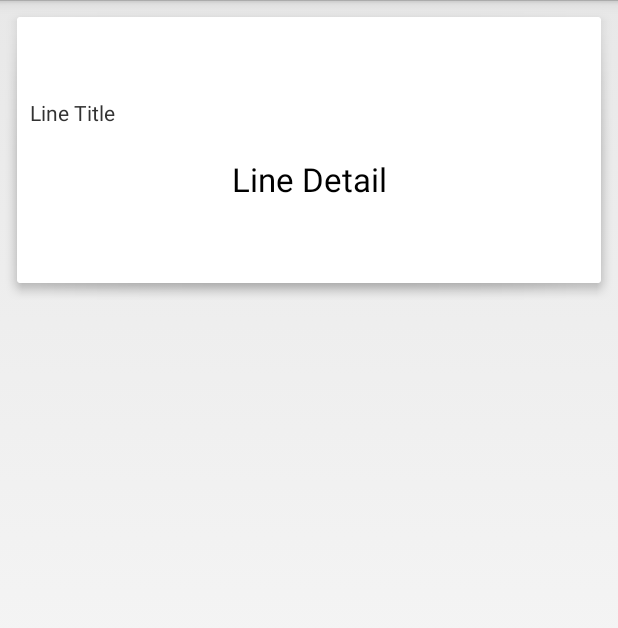
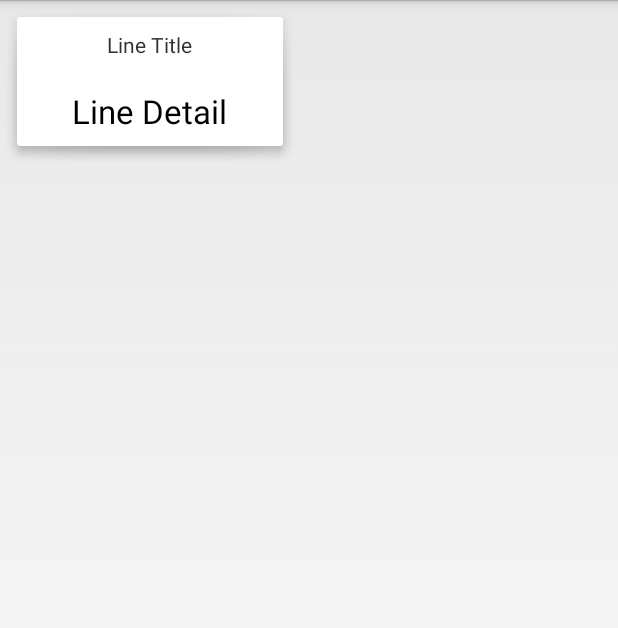
Before and after one commit to twiceyuan/WeatherCard, an Android app: the layout weather_detail_card.xml on its own in the app's theme, with its tools: preview values and no code run, on a phone screen of 412 x 824 dp. Shown: the top 628 px of the screen. Run offline under Robolectric (Android 15) with nearby library versions, the phone set to English and light mode, and no system bars.

Commit message:
修正外观和天气详情中标题错位

```diff
--- a/Weather/src/main/res/layout/weather_detail.xml
+++ b/Weather/src/main/res/layout/weather_detail.xml
@@ -11,9 +11,9 @@
             android:layout_width="match_parent"
             android:layout_height="wrap_content"
             android:padding="15dp"
-            android:gravity="top"
-            android:textSize="24sp"
-            android:background="#eee"
+            android:gravity="center"
+            android:textSize="22sp"
+            android:background="#ddd"
             android:text="@string/load_detail"/>
 
     <ScrollView
--- a/Weather/src/main/res/layout/weather_detail_card.xml
+++ b/Weather/src/main/res/layout/weather_detail_card.xml
@@ -2,32 +2,36 @@
 
 <LinearLayout xmlns:android="http://schemas.android.com/apk/res/android"
     style="@style/nowCardStyle"
-                android:gravity="center_vertical"
+    android:gravity="top"
     android:padding="20dp"
     android:orientation="vertical"
-                android:layout_width="match_parent"
+    android:layout_width="wrap_content"
     android:layout_height="wrap_content">
 
 
     <TextView
+        android:id="@+id/line_title"
         android:layout_width="wrap_content"
         android:layout_height="wrap_content"
         android:textAppearance="?android:attr/textAppearanceSmall"
         android:text="@string/line_title"
-            android:id="@+id/line_title"
-            android:layout_marginBottom="20dp"
-            android:layout_alignParentTop="true"
-            android:layout_alignParentLeft="true"/>
+        android:layout_gravity="center"
+        android:layout_marginBottom="20dp" />
+
+    <LinearLayout
+        android:id="@+id/line_body_wrapper"
+        android:layout_width="match_parent"
+        android:layout_height="wrap_content"
+        android:gravity="center" >
 
         <TextView
-            android:layout_width="match_parent"
+            android:id="@+id/line_detail"
+            android:layout_width="wrap_content"
             android:layout_height="wrap_content"
             android:textAppearance="?android:attr/textAppearanceLarge"
-            android:text="@string/line_detail"
-            android:gravity="center"
-            android:id="@+id/line_detail"
-            android:layout_below="@+id/line_title"
-            android:layout_alignLeft="@+id/line_title"
-            android:layout_alignParentRight="true"/>
+            android:text="@string/line_detail" />
 
     </LinearLayout>
+
+
+</LinearLayout>
--- a/Weather/src/main/res/values/styles.xml
+++ b/Weather/src/main/res/values/styles.xml
@@ -20,7 +20,7 @@
     <style name="nowCardStyle" parent="android:Widget.TextView">
         <item name="android:background">@drawable/search_bg_shadow</item>
         <item name="android:gravity">center</item>
-        <item name="android:minHeight">200dp</item>
+        <item name="android:minHeight">100dp</item>
         <item name="android:minWidth">200dp</item>
         <item name="android:textColor">#707070</item>
     </style>
```
Also changed, not shown: Weather/src/main/java/info/twiceyuan/weather/controller/DetailController.java (+11 -24 lines), Weather/src/main/java/info/twiceyuan/weather/util/WeekConverter.java (added, +25 -0 lines), Weather/src/main/java/info/twiceyuan/weather/view/CardViewTools.java (+3 -18 lines). Lines whose indentation alone changed are shown as unchanged.
